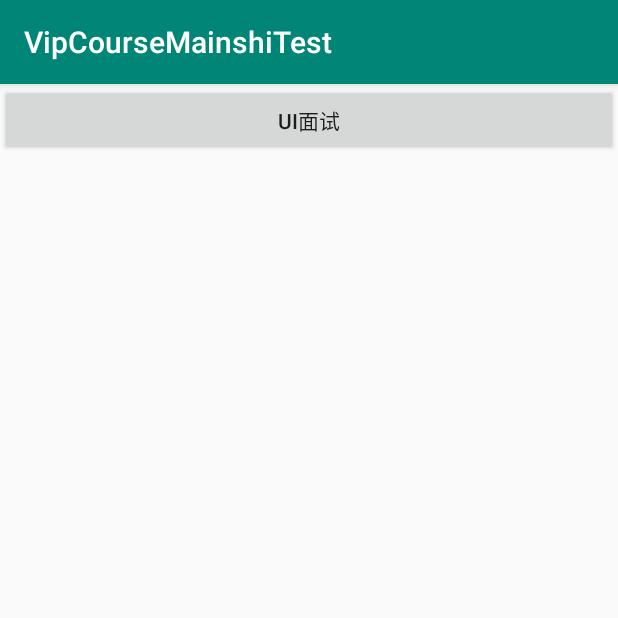
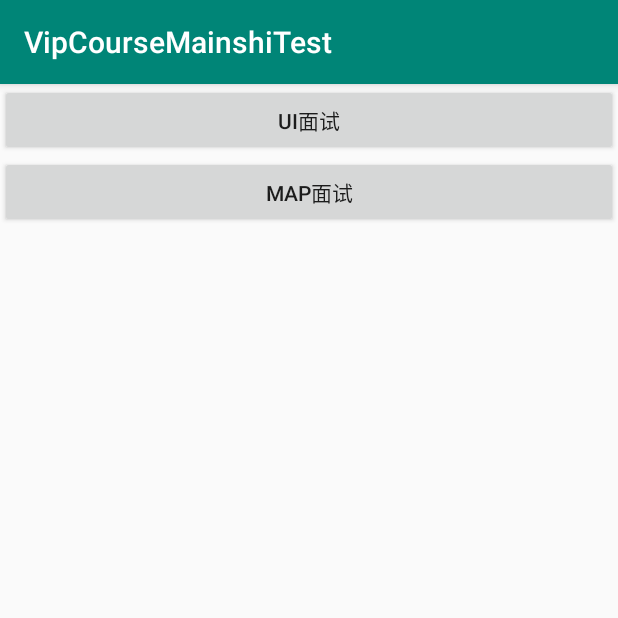
Before and after one commit to lichangbin008/HuaxiaMoive, an Android app: the screen it shows after launch (MainActivity), on a phone screen of 412 x 824 dp, the top half of it. Run offline under Robolectric (Android 15) with nearby library versions, the phone set to English and light mode, and no system bars.

Commit message:
增加hashmap，还没有完成

```diff
--- /dev/null
+++ b/HashMap/src/main/java/com/lcb/study/hashmap/MyClass.java
@@ -0,0 +1,4 @@
+package com.lcb.study.hashmap;
+
+public class MyClass {
+}
--- a/app/build.gradle
+++ b/app/build.gradle
@@ -1,4 +1,8 @@
 apply plugin: 'com.android.application'
+
+tasks.withType(JavaCompile) {
+    options.encoding = "UTF-8"
+}
 
 android {
     compileSdkVersion 29
--- a/app/src/main/AndroidManifest.xml
+++ b/app/src/main/AndroidManifest.xml
@@ -9,6 +9,8 @@
         android:roundIcon="@mipmap/ic_launcher_round"
         android:supportsRtl="true"
         android:theme="@style/AppTheme">
+        <activity android:name=".hashmap.HashMapActivity">
+        </activity>
         <activity android:name=".ui.UIActivity">
         </activity>
         <activity android:name=".MainActivity">
--- a/app/src/main/java/com/lcb/study/vipcoursemainshitest/MainActivity.java
+++ b/app/src/main/java/com/lcb/study/vipcoursemainshitest/MainActivity.java
@@ -7,11 +7,16 @@ import android.os.Bundle;
 import android.view.View;
 import android.widget.Button;
 
+import com.lcb.study.vipcoursemainshitest.hashmap.HashMapActivity;
 import com.lcb.study.vipcoursemainshitest.ui.UIActivity;
+
+import java.util.HashMap;
 
 public class MainActivity extends AppCompatActivity {
 
     private Button btUi;
+
+    private Button btHashMap;
 
     @Override
     protected void onCreate(Bundle savedInstanceState) {
@@ -19,8 +24,10 @@ public class MainActivity extends AppCompatActivity {
         setContentView(R.layout.activity_main);
 
         btUi=findViewById(R.id.bt_ui);
+        btHashMap=findViewById(R.id.bt_hashmap);
 
         initListener();
+        HashMap hashMap = new HashMap();
     }
 
     private void initListener() {
@@ -31,5 +38,13 @@ public class MainActivity extends AppCompatActivity {
                 startActivity(intent);
             }
         });
+
+        btHashMap.setOnClickListener(new View.OnClickListener() {
+            @Override
+            public void onClick(View v) {
+                Intent intent = new Intent(MainActivity.this, HashMapActivity.class);
+                startActivity(intent);
+            }
+        });
     }
 }
--- a/app/src/main/res/layout/activity_main.xml
+++ b/app/src/main/res/layout/activity_main.xml
@@ -14,4 +14,10 @@
         android:layout_height="wrap_content"
         android:text="UI面试"/>
 
+    <Button
+        android:id="@+id/bt_hashmap"
+        android:layout_width="match_parent"
+        android:layout_height="wrap_content"
+        android:text="Map面试"/>
+
 </LinearLayout>
--- a/settings.gradle
+++ b/settings.gradle
@@ -1 +1 @@
-include ':app'
+include ':app', ':HashMap'
```
Also changed, not shown: HashMap/build.gradle (added, +8 -0 lines), HashMap/src/main/java/com/lcb/study/hashmap/Map.java (added, +22 -0 lines), HashMap/src/main/java/com/lcb/study/hashmap/MyHashMap.java (added, +40 -0 lines), app/src/main/java/com/lcb/study/vipcoursemainshitest/hashmap/HashMapActivity.java (added, +20 -0 lines), app/src/main/res/layout/activity_hash_map.xml (added, +10 -0 lines), 1 other file.
